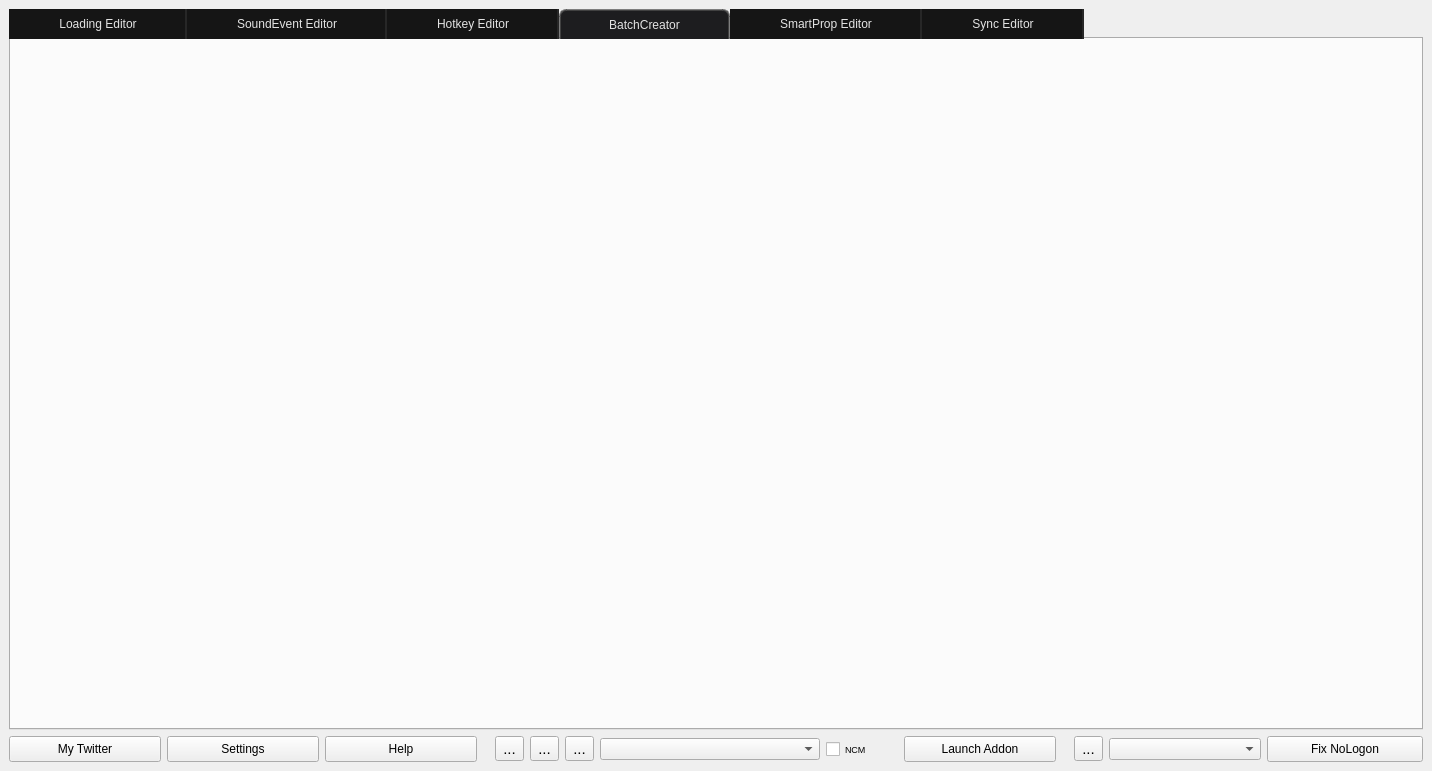
Qt form main.ui (dertwist/Hammer5Tools) before a commit.
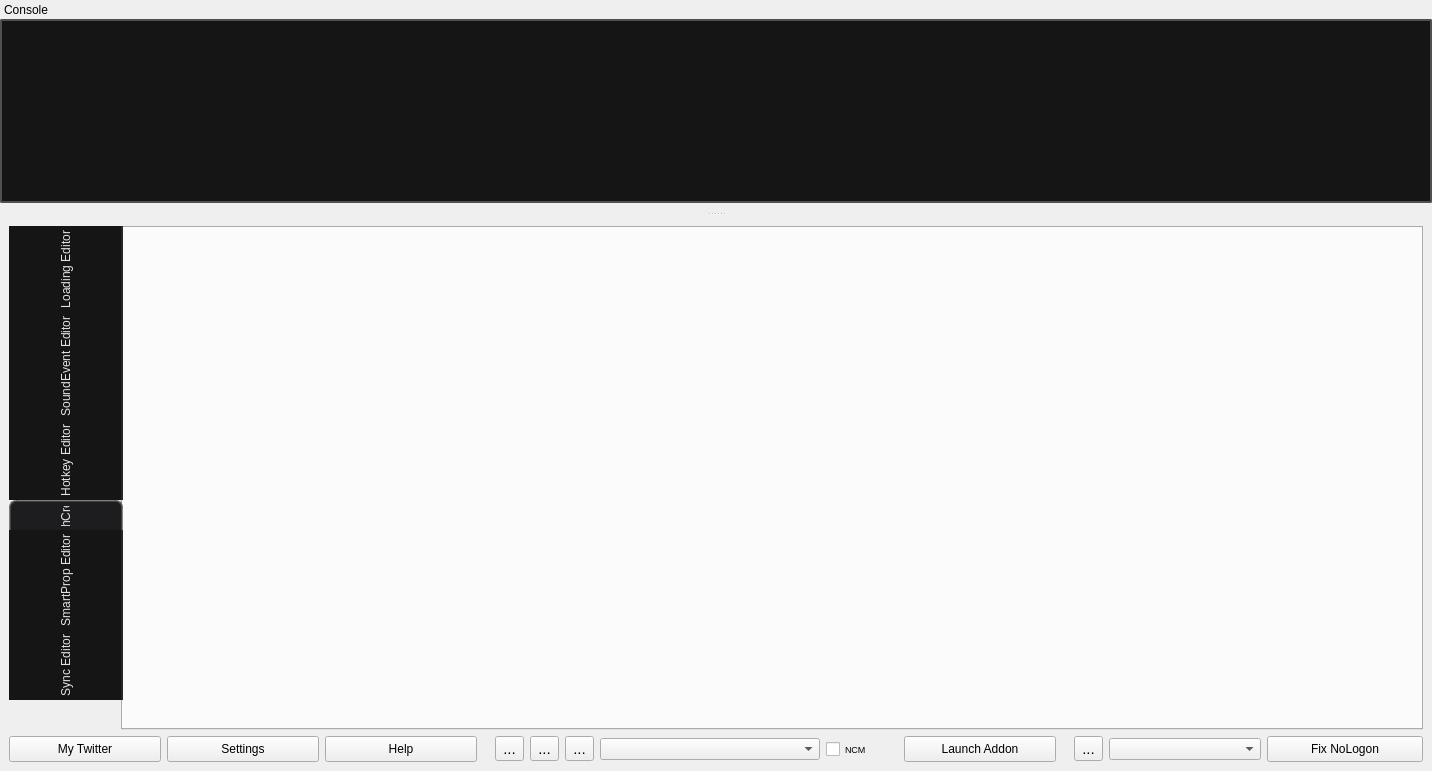
The same form after that commit. The open tabs and pages were chosen to show the change. Icons and pictures are not drawn.

Patch:
```diff
--- a/main.ui
+++ b/main.ui
@@ -85,6 +85,9 @@
     background-color: #1d1d1f;
 }</string>
       </property>
+      <property name="tabPosition">
+       <enum>QTabWidget::West</enum>
+      </property>
       <property name="currentIndex">
        <number>1</number>
       </property>
@@ -582,6 +585,108 @@
     </item>
    </layout>
   </widget>
+  <widget class="QDockWidget" name="dockWidget">
+   <property name="minimumSize">
+    <size>
+     <width>88</width>
+     <height>107</height>
+    </size>
+   </property>
+   <property name="maximumSize">
+    <size>
+     <width>524287</width>
+     <height>5433</height>
+    </size>
+   </property>
+   <property name="styleSheet">
+    <string notr="true"/>
+   </property>
+   <property name="features">
+    <set>QDockWidget::DockWidgetMovable</set>
+   </property>
+   <property name="windowTitle">
+    <string>Console</string>
+   </property>
+   <attribute name="dockWidgetArea">
+    <number>4</number>
+   </attribute>
+   <widget class="QWidget" name="dockWidgetContents">
+    <property name="maximumSize">
+     <size>
+      <width>16777215</width>
+      <height>16666</height>
+     </size>
+    </property>
+    <layout class="QVBoxLayout" name="verticalLayout_7">
+     <property name="spacing">
+      <number>0</number>
+     </property>
+     <property name="leftMargin">
+      <number>0</number>
+     </property>
+     <property name="topMargin">
+      <number>0</number>
+     </property>
+     <property name="rightMargin">
+      <number>0</number>
+     </property>
+     <property name="bottomMargin">
+      <number>0</number>
+     </property>
+     <item>
+      <widget class="QPlainTextEdit" name="console">
+       <property name="maximumSize">
+        <size>
+         <width>16777215</width>
+         <height>16666</height>
+        </size>
+       </property>
+       <property name="styleSheet">
+        <string notr="true">QPlainTextEdit {
+
+    font: 600 10pt &quot;Segoe UI&quot;;
+    border: 2px solid black;
+    border-radius: 2px;
+    border-color: rgba(80, 80, 80, 255);
+    /* height:18px; */
+    padding: 0px;
+    color: #E3E3E3;
+    background-color: #151515;
+	margin-bottom: 8px;
+}
+
+
+
+QPlainTextEdit:focus {
+
+    background-color: #1C1C1C;
+}
+QPlainTextEdit:hover {
+    background-color: #414956;
+    color: white;
+}
+</string>
+       </property>
+       <property name="tabChangesFocus">
+        <bool>false</bool>
+       </property>
+       <property name="plainText">
+        <string/>
+       </property>
+       <property name="tabStopDistance">
+        <double>80.000000000000000</double>
+       </property>
+       <property name="cursorWidth">
+        <number>1</number>
+       </property>
+       <property name="centerOnScroll">
+        <bool>false</bool>
+       </property>
+      </widget>
+     </item>
+    </layout>
+   </widget>
+  </widget>
  </widget>
  <resources>
   <include location="resources.qrc"/>
```
Left out of the diff: 2 changed lines with no effect on the pictures.
